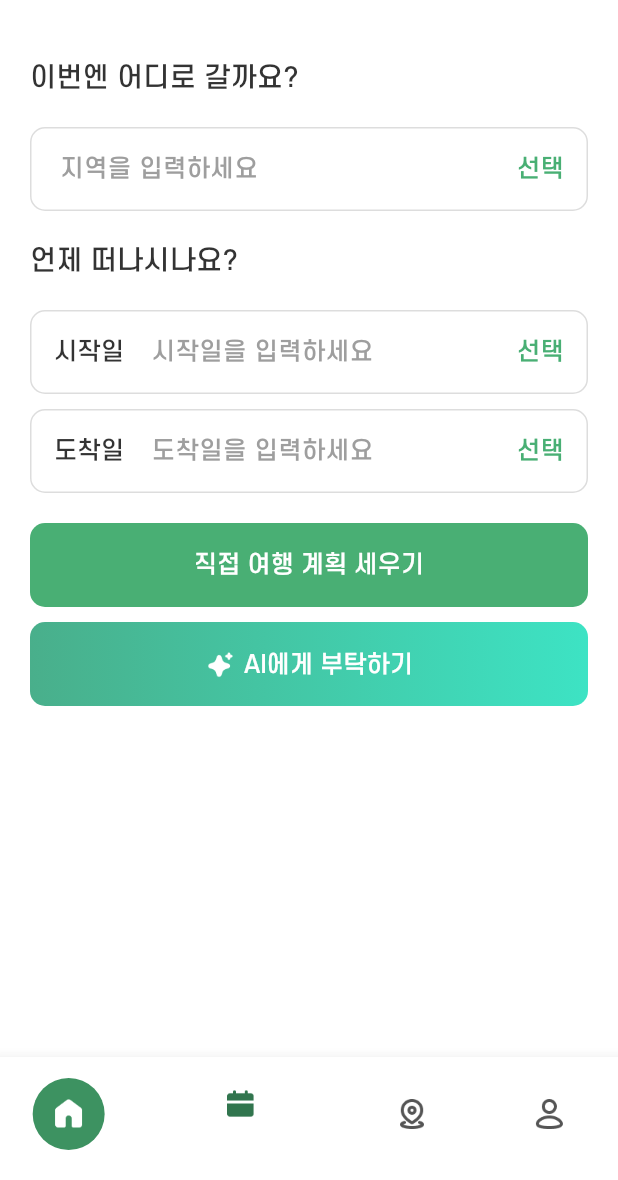
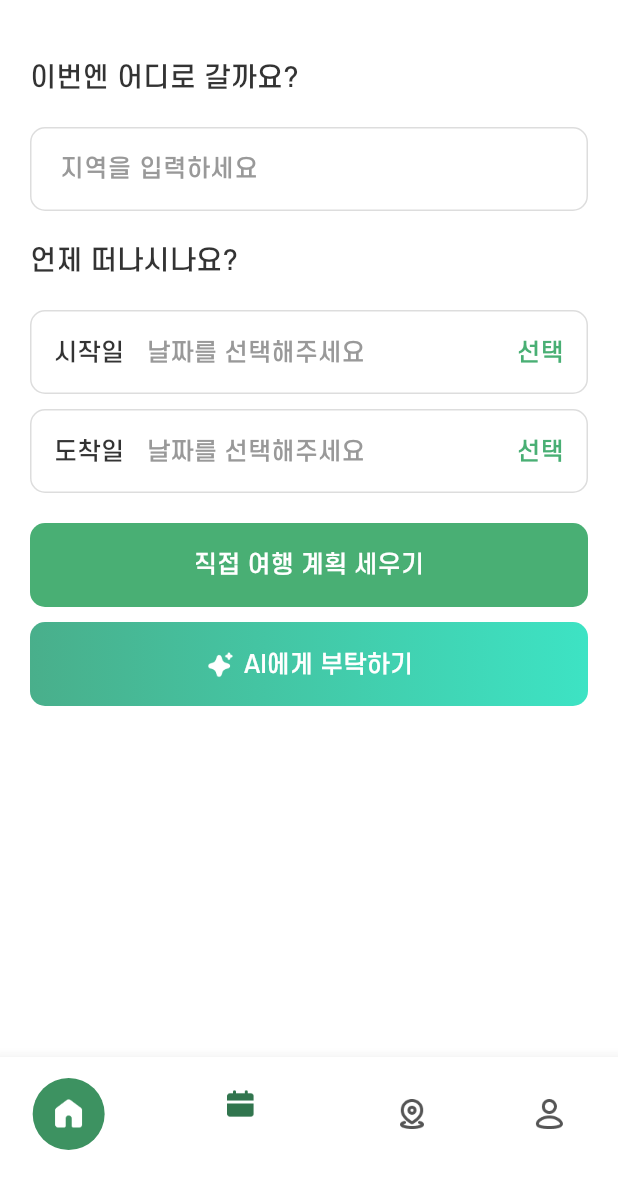
Before and after one commit to moong414/project_kotrip, a Flutter app: the screen it shows after launch, item 2 of the bottom bar chosen, on a phone screen of 412 x 824 dp, the part 56-1236 px from its top. Run offline on Flutter 3.47's test engine with Material 3 defaults, Android fonts, the light colour scheme and no system bars; our stand-ins replace carousel_slider, dio, flutter_dotenv, flutter_riverpod; network calls fail.

Commit message:
feat: 플랜뷰모델 area기능

```diff
--- /dev/null
+++ b/lib/core/theme/input_style.dart
@@ -0,0 +1,7 @@
+import 'package:flutter/material.dart';
+import 'package:project_kotrip/core/theme/colors.dart';
+
+final baseInputBorder = OutlineInputBorder(
+  borderRadius: BorderRadius.circular(10),
+  borderSide: const BorderSide(color: colGreyBtn, width: 1),
+);
--- a/lib/core/theme/text_style.dart
+++ b/lib/core/theme/text_style.dart
@@ -106,6 +106,13 @@ class AppTxtSt {
     fontWeight: FontWeight.w500,
   );
 
+  //힌트스타일 16폰트==================================================
+  static const TextStyle hintStL = TextStyle(
+    color: colHintTxt,
+    fontSize: 16,
+    fontWeight: FontWeight.w400,
+  );
+
   //힌트스타일 14폰트
   static const TextStyle hintStR = TextStyle(
     color: colHintTxt,
--- a/lib/main.dart
+++ b/lib/main.dart
@@ -3,6 +3,8 @@ import 'package:flutter_dotenv/flutter_dotenv.dart';
 import 'package:flutter_riverpod/flutter_riverpod.dart';
 import 'package:project_kotrip/core/theme/colors.dart';
 import 'package:project_kotrip/core/widgets/app_bt_navi.dart';
+import 'package:flutter_localizations/flutter_localizations.dart';
+
 
 void main() async{
   WidgetsFlutterBinding.ensureInitialized();
@@ -16,6 +18,16 @@ class MyApp extends StatelessWidget {
   @override
   Widget build(BuildContext context) {
     return MaterialApp(
+      locale: const Locale('ko'),
+      supportedLocales: const [
+        Locale('en'), // 영어
+        Locale('ko'), // 한국어
+      ],
+      localizationsDelegates: const [
+        GlobalMaterialLocalizations.delegate,
+        GlobalWidgetsLocalizations.delegate,
+        GlobalCupertinoLocalizations.delegate,
+      ],
       theme: ThemeData(
         colorScheme: ColorScheme.light(
           primary: colPrimary,
--- a/lib/pages/plan/plan_intro_page.dart
+++ b/lib/pages/plan/plan_intro_page.dart
@@ -1,41 +1,40 @@
 import 'package:flutter/material.dart';
+import 'package:flutter_riverpod/flutter_riverpod.dart';
 import 'package:project_kotrip/core/theme/colors.dart';
 import 'package:project_kotrip/core/theme/text_style.dart';
 import 'package:project_kotrip/core/widgets/app_button.dart';
 import 'package:project_kotrip/pages/plan/plan_page.dart';
+import 'package:project_kotrip/pages/plan/view_model/plan_view_model.dart';
+import 'package:project_kotrip/pages/plan/widgets/plan_date_widget.dart';
 import 'package:project_kotrip/pages/plan/widgets/plan_text_form.dart';
 
-class PlanIntroPage extends StatefulWidget {
+class PlanIntroPage extends ConsumerStatefulWidget {
   String? title;
   PlanIntroPage({super.key, this.title});
 
   @override
-  State<PlanIntroPage> createState() => _PlanIntroPageState();
+  ConsumerState<PlanIntroPage> createState() => _PlanIntroPageState();
 }
 
-class _PlanIntroPageState extends State<PlanIntroPage> {
+class _PlanIntroPageState extends ConsumerState<PlanIntroPage> {
   late final TextEditingController regionController;
-  late final TextEditingController startDateController;
-  late final TextEditingController endDateController;
 
   @override
   void initState() {
     super.initState();
     regionController = TextEditingController(text: widget.title ?? '');
-    startDateController = TextEditingController();
-    endDateController = TextEditingController();
   }
 
   @override
   void dispose() {
     regionController.dispose();
-    startDateController.dispose();
-    endDateController.dispose();
     super.dispose();
   }
 
   @override
   Widget build(BuildContext context) {
+    final planState = ref.read(planViewModelProvider.notifier);
+
     return Padding(
       padding: EdgeInsetsGeometry.all(20),
       child: Column(
@@ -47,23 +46,22 @@ class _PlanIntroPageState extends State<PlanIntroPage> {
           SizedBox(height: 20),
           Text('언제 떠나시나요?', style: AppTxtSt.titleSt),
           SizedBox(height: 20),
-          PlanTextForm(
+          PlanDateWidget(
             hintText: '시작일을 입력하세요',
-            controller: startDateController,
-            isLabel: true,
             labelText: '시작일',
           ),
           SizedBox(height: 10),
-          PlanTextForm(
+          PlanDateWidget(
             hintText: '도착일을 입력하세요',
-            controller: endDateController,
-            isLabel: true,
             labelText: '도착일',
           ),
           SizedBox(height: 20),
           AppButton(
             text: '직접 여행 계획 세우기',
             onPressed: () {
+              //뷰모델에 전달
+              planState.updatePlace(regionController.text);
+              //페이지 이동
               Navigator.push(
                 context,
                 MaterialPageRoute(
--- a/lib/pages/plan/plan_page.dart
+++ b/lib/pages/plan/plan_page.dart
@@ -1,20 +1,22 @@
 import 'package:flutter/material.dart';
+import 'package:flutter_riverpod/flutter_riverpod.dart';
 import 'package:project_kotrip/core/theme/colors.dart';
 import 'package:project_kotrip/core/theme/text_style.dart';
 import 'package:project_kotrip/core/widgets/basic_app_bar.dart';
 import 'package:project_kotrip/core/widgets/app_button.dart';
 import 'package:project_kotrip/data/model/plan_model.dart';
+import 'package:project_kotrip/pages/plan/view_model/plan_view_model.dart';
 import 'package:project_kotrip/pages/plan/widgets/plan_dialog.dart';
 import 'package:project_kotrip/pages/plan/widgets/plan_item_widget.dart';
 
-class PlanPage extends StatefulWidget {
+class PlanPage extends ConsumerStatefulWidget {
   const PlanPage({super.key});
 
   @override
-  State<PlanPage> createState() => _PlanPageState();
+  ConsumerState<PlanPage> createState() => _PlanPageState();
 }
 
-class _PlanPageState extends State<PlanPage> {
+class _PlanPageState extends ConsumerState<PlanPage> {
   // 임시 리스트
   List<PlanModel> planItems = [
     PlanModel(time: '08:15', place: '제주공항', todo: '서울 출발 → 제주 도착. 렌터카 수령'),
@@ -28,6 +30,8 @@ class _PlanPageState extends State<PlanPage> {
 
   @override
   Widget build(BuildContext context) {
+    final planState = ref.watch(planViewModelProvider);
+
     return Scaffold(
       appBar: BasicAppBar(),
       floatingActionButton: PlanDialog(),
@@ -44,12 +48,12 @@ class _PlanPageState extends State<PlanPage> {
                     Row(
                       children: [
                         Text(
-                          '제주도',
+                          planState.area,
                           style: AppTxtSt.titleStB
                         ),
                         SizedBox(width: 8),
                         Text('25.09.27 - 25.09.28', style: AppTxtSt.txtStL),
-                      ],
+                      ]
                     ),
                     Container(
                       margin: EdgeInsets.only(top: 20),
--- a/lib/pages/plan/view_model/plan_view_model.dart
+++ b/lib/pages/plan/view_model/plan_view_model.dart
@@ -13,6 +13,20 @@ class PlanState {
     required this.endDate,
     required this.planList,
   });
+
+  PlanState copyWith({
+    String? area,
+    DateTime? startDate,
+    DateTime? endDate,
+    List<PlanModel>? planList,
+  }) {
+    return PlanState(
+      area: area ?? this.area,
+      startDate: startDate ?? this.startDate,
+      endDate: endDate ?? this.endDate,
+      planList: planList ?? this.planList,
+    );
+  }
 }
 
 class PlanViewModel extends Notifier<PlanState> {
@@ -25,6 +39,10 @@ class PlanViewModel extends Notifier<PlanState> {
       planList: [],
     );
   }
+
+  void updatePlace(String text) {
+    state = state.copyWith(area: text);
+  }
 }
 
 final planViewModelProvider = NotifierProvider<PlanViewModel, PlanState>(() {
--- /dev/null
+++ b/lib/pages/plan/widgets/plan_date_widget.dart
@@ -0,0 +1,65 @@
+import 'package:flutter/material.dart';
+import 'package:project_kotrip/core/theme/colors.dart';
+import 'package:project_kotrip/core/theme/text_style.dart';
+
+class PlanDateWidget extends StatefulWidget {
+  final String? hintText;
+  final String? labelText;
+
+  const PlanDateWidget({super.key, this.hintText, this.labelText});
+
+  @override
+  State<PlanDateWidget> createState() => _PlanDateWidgetState();
+}
+
+class _PlanDateWidgetState extends State<PlanDateWidget> {
+  DateTime? selectedDate;
+
+  Future<void> _selectDate() async {
+    final DateTime? pickedDate = await showDatePicker(
+      locale: const Locale('ko'),
+      context: context,
+      initialDate: DateTime.now(),
+      firstDate: DateTime(2025),
+      lastDate: DateTime(2035),
+    );
+
+    setState(() {
+      selectedDate = pickedDate;
+    });
+  }
+
+  @override
+  Widget build(BuildContext context) {
+    return Stack(
+      children: [
+        GestureDetector(
+          onTap: _selectDate,
+          child: Container(
+            width: double.infinity,
+            height: 56,
+            padding: EdgeInsets.fromLTRB(77, 16, 16, 16),
+            decoration: BoxDecoration(
+              border: BoxBorder.all(color: colGreyBtn, width: 1),
+              borderRadius: BorderRadius.circular(10),
+            ),
+            child:
+            selectedDate != null
+            ? Text('${selectedDate!.year}년 ${selectedDate!.month}월 ${selectedDate!.day}일', style: AppTxtSt.txtStL,)
+            : Text('날짜를 선택해주세요', style: AppTxtSt.hintStL,)
+          ),
+        ),
+        Positioned(
+          right: 16,
+          top: 17,
+          child: Text('선택', style: AppTxtSt.txtPrimary),
+        ),
+        Positioned(
+          left: 16,
+          top: 17,
+          child: Text(widget.labelText!, style: AppTxtSt.txtStL),
+        ),
+      ],
+    );
+  }
+}
--- a/lib/pages/plan/widgets/plan_text_form.dart
+++ b/lib/pages/plan/widgets/plan_text_form.dart
@@ -1,59 +1,34 @@
 import 'package:flutter/material.dart';
 import 'package:project_kotrip/core/theme/colors.dart';
+import 'package:project_kotrip/core/theme/input_style.dart';
 import 'package:project_kotrip/core/theme/text_style.dart';
 
 class PlanTextForm extends StatelessWidget {
-  final baseBorder = OutlineInputBorder(
-    borderRadius: BorderRadius.circular(10),
-    borderSide: BorderSide(color: colGreyBtn, width: 1),
-  );
   final String? hintText;
   final TextEditingController controller;
-  final bool? isLabel;
-  final String? labelText;
 
-  PlanTextForm({
+  const PlanTextForm({
     super.key,
     this.hintText,
     required this.controller,
-    this.isLabel = false,
-    this.labelText,
   });
 
   @override
   Widget build(BuildContext context) {
-    return Stack(
-      children: [
-        TextFormField(
-          controller: controller,
-          readOnly: true,
-          cursorColor: colPrimary,
-          decoration: InputDecoration(
-            contentPadding: (isLabel ?? false)
-                ? EdgeInsets.fromLTRB(77, 16, 16, 16)
-                : EdgeInsets.all(16),
-            hintText: hintText ?? '입력해주세요',
-            hintStyle: AppTxtSt.txtStL.copyWith(color: Colors.grey),
-            border: baseBorder,
-            disabledBorder: baseBorder,
-            enabledBorder: baseBorder,
-            focusedBorder: baseBorder.copyWith(
-              borderSide: baseBorder.borderSide.copyWith(color: colPrimary),
-            ),
-          ),
+    return TextFormField(
+      controller: controller,
+      cursorColor: colPrimary,
+      decoration: InputDecoration(
+        contentPadding: EdgeInsets.all(16),
+        hintText: hintText ?? '입력해주세요',
+        hintStyle: AppTxtSt.hintStL,
+        border: baseInputBorder,
+        disabledBorder: baseInputBorder,
+        enabledBorder: baseInputBorder,
+        focusedBorder: baseInputBorder.copyWith(
+          borderSide: baseInputBorder.borderSide.copyWith(color: colPrimary),
         ),
-        Positioned(
-          right: 16,
-          top: 16,
-          child: Text('선택', style: AppTxtSt.txtPrimary),
-        ),
-        if (isLabel ?? false)
-          Positioned(
-            left: 16,
-            top: 16,
-            child: Text(labelText!, style: AppTxtSt.txtStL),
-          ),
-      ],
+      ),
     );
   }
 }
--- a/pubspec.yaml
+++ b/pubspec.yaml
@@ -30,6 +30,8 @@ environment:
 dependencies:
   flutter:
     sdk: flutter
+  flutter_localizations:
+    sdk: flutter
   # The following adds the Cupertino Icons font to your application.
   # Use with the CupertinoIcons class for iOS style icons.
   cupertino_icons: ^1.0.8
@@ -37,7 +39,7 @@ dependencies:
   flutter_dotenv: ^5.1.0
   dio: ^5.4.0
   flutter_riverpod: ^3.0.0
-  intl: ^0.18.1
+  intl: ^0.20.2
 
 dev_dependencies:
   flutter_test:
```
Also changed, not shown: pubspec.lock.
